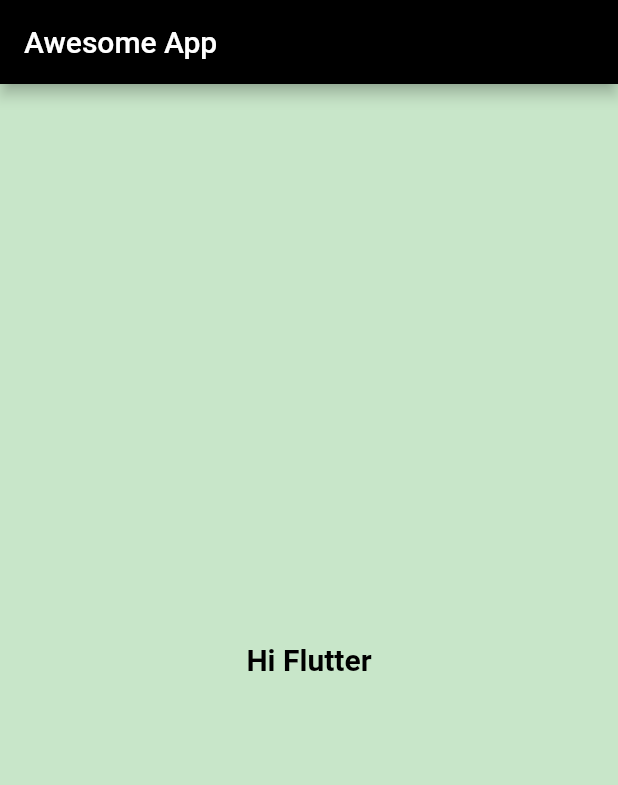
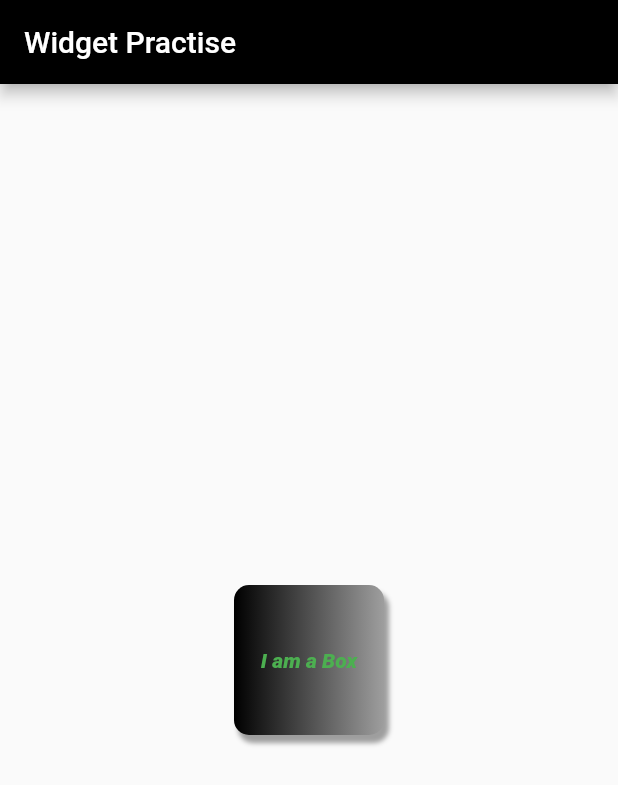
Before and after one commit to basilayyubi09/widgets_practise, a Flutter app: the screen it shows after launch, on a phone screen of 412 x 824 dp. Shown: the top 785 px of the screen. Run offline on Flutter 3.47's test engine with Material 2 defaults, Android fonts, the light colour scheme and no system bars.

Commit message:
Chapter 2 Completed

```diff
--- /dev/null
+++ b/lib/Styles/MyTextStyle.dart
@@ -0,0 +1,10 @@
+import 'package:flutter/material.dart';
+
+class MyTextStyle{
+  static const TextStyle customStyle = TextStyle(
+      color: Colors.green,
+      fontWeight: FontWeight.w900,
+      fontStyle: FontStyle.italic
+  );
+}
+//
--- a/lib/main.dart
+++ b/lib/main.dart
@@ -1,4 +1,6 @@
+import 'package:flutter/cupertino.dart';
 import 'package:flutter/material.dart';
+import 'package:widgets_practise/Styles/MyTextStyle.dart';
 
 void main() {
   runApp(
@@ -16,19 +18,88 @@ class MyApp extends StatelessWidget {
   Widget build(BuildContext context) {
     return Scaffold(
       appBar: AppBar(
-        title: const Text('Awesome App'),
+        title: const Text('Widget Practise'),
         backgroundColor: Colors.black,
       ),
-      body: Container(
-        color: Colors.green[100],
-        child: const Center(
-          child: Text(
-            "Hi Flutter",
-            style: TextStyle(
-                fontSize: 20, color: Colors.black, fontWeight: FontWeight.bold),
-          ),
+      body: Center(
+          child: Container(
+        height: 100,
+        width: 100,
+        alignment: Alignment.center,
+        decoration: const BoxDecoration(
+          borderRadius: BorderRadius.all(Radius.circular(10)),
+          gradient: LinearGradient(colors: [Colors.black, Colors.grey]),
+          shape: BoxShape.rectangle,
+          boxShadow: [
+            BoxShadow(
+              blurRadius: 2,
+              offset: Offset(3.3, 5),
+              color: Colors.grey,
+            ),
+          ],
         ),
-      ),
+        padding: const EdgeInsets.all(10),
+        child: const Text(
+          "I am a Box",
+          style: MyTextStyle.customStyle,
+        ),
+      )),
     );
   }
 }
+
+//Row with textspan
+//class MyApp extends StatelessWidget {
+//   const MyApp({Key? key}) : super(key: key);
+//
+//   @override
+//   Widget build(BuildContext context) {
+//     return Scaffold(
+//       appBar: AppBar(
+//         title: const Text('Widget Practise'),
+//         backgroundColor: Colors.black,
+//       ),
+//       body: Center(
+//         child: Row(
+//           children: [
+//             Container(
+//
+//               height: 100,
+//               width: 100,
+//               alignment: Alignment.center,
+//               decoration: const BoxDecoration(
+//                 borderRadius: BorderRadius.all(Radius.circular(10)),
+//                 gradient: LinearGradient(colors: [Colors.black, Colors.grey]),
+//                 shape: BoxShape.rectangle,
+//                 boxShadow: [
+//                   BoxShadow(
+//                     blurRadius: 2,
+//
+//                     offset: Offset(3.3, 5),
+//                     color: Colors.grey,
+//                   ),
+//                 ],
+//               ),
+//               padding: const EdgeInsets.all(10),
+//               child: const Text(
+//                 "I am a Box",
+//                 style: MyTextStyle.customStyle,
+//               ),
+//             ),
+//
+//              const Text.rich(TextSpan(
+//                  children : <TextSpan>[
+//                    TextSpan(text: "Click Here To"),
+//                    TextSpan(text: " LOGIN",style: TextStyle(color: Colors.blue , fontStyle: FontStyle.italic))
+//                  ]
+//              )
+//
+//
+//
+//             )
+//           ],
+//         ),
+//       ),
+//     );
+//   }
+// }
```
